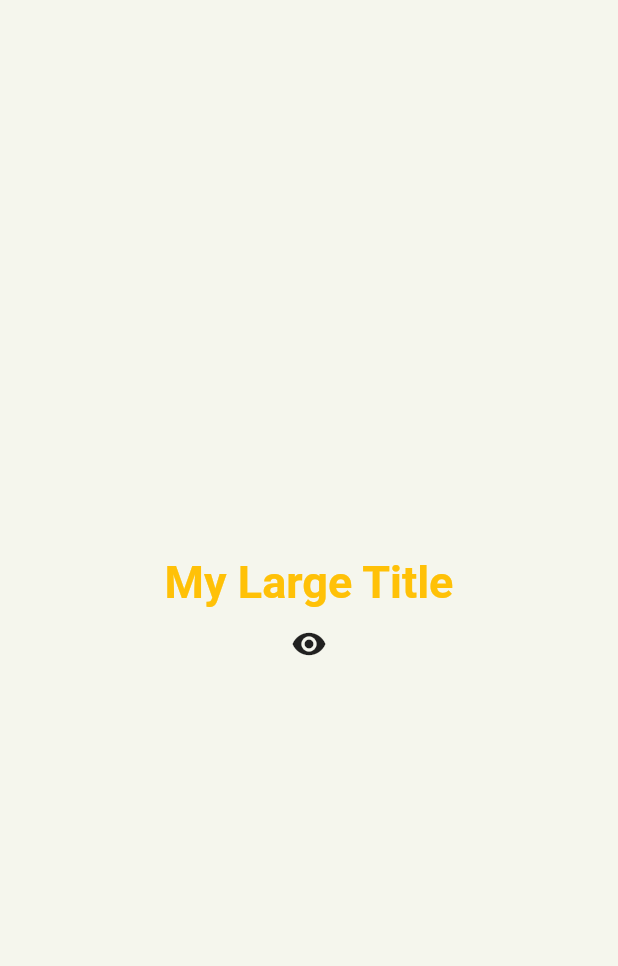
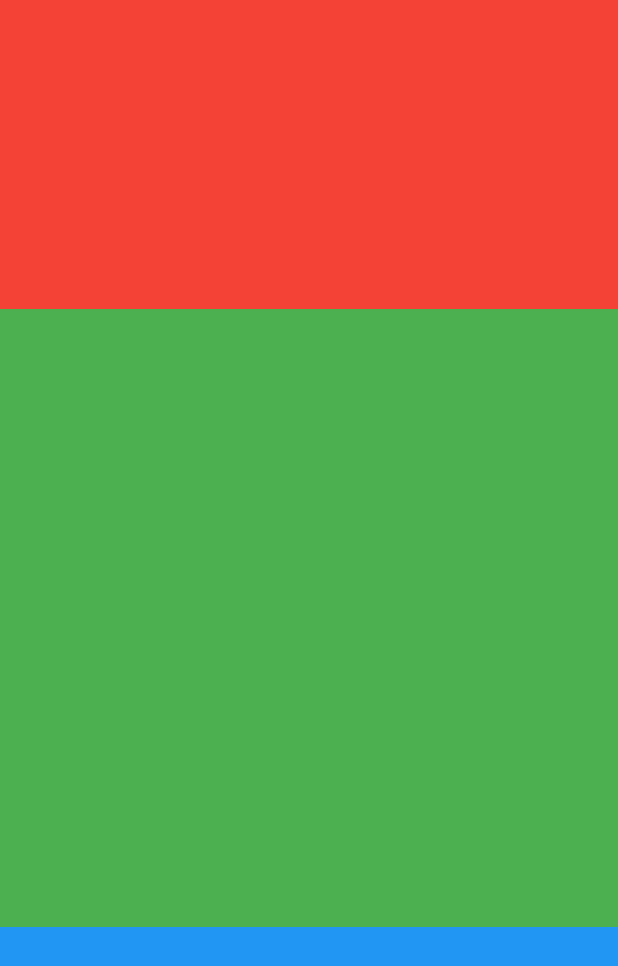
Before and after one commit to milliekang/toonflix, a Flutter app: the screen it shows after launch, on a phone screen of 412 x 824 dp. Shown: the top 966 px of the screen. Run offline on Flutter 3.47's test engine with Material 2 defaults, Android fonts, the phone set to English and light mode, and no system bars.

```diff
--- a/lib/main.dart
+++ b/lib/main.dart
@@ -1,9 +1,10 @@
 import 'package:flutter/material.dart';
+import 'package:toonflix/screen.dart';
 import 'package:toonflix/widget/Button.dart';
 import 'package:toonflix/widget/CurrencyCard.dart';
 
 void main() {
-  runApp(const StateTest());
+  runApp(const App());
 }
 
 class StateTest extends StatefulWidget {
@@ -217,3 +218,24 @@ class MyApp extends StatelessWidget {
     );
   }
 }
+
+class App extends StatelessWidget {
+  const App({super.key});
+
+  @override
+  Widget build(BuildContext context) {
+    return MaterialApp(
+        theme: ThemeData(
+          colorScheme: ColorScheme.fromSwatch(
+            backgroundColor: const Color(0xFFE7626C),
+          ),
+          textTheme: const TextTheme(
+            displayLarge: TextStyle(
+              color: Color(0xFF232B55),
+            ),
+          ),
+          cardColor: const Color(0xFFF4EDDB),
+        ),
+        home: const HomeScreen());
+  }
+}
--- /dev/null
+++ b/lib/screen.dart
@@ -0,0 +1,44 @@
+import 'package:flutter/material.dart';
+
+class HomeScreen extends StatefulWidget {
+  const HomeScreen({super.key});
+
+  @override
+  State<HomeScreen> createState() => _HomeScreenState();
+}
+
+class _HomeScreenState extends State<HomeScreen> {
+  @override
+  Widget build(BuildContext context) {
+    return Scaffold(
+      body: Column(
+        children: [
+          Flexible(
+            flex: 1,
+            child: Container(
+              decoration: const BoxDecoration(
+                color: Colors.red,
+              ),
+            ),
+          ),
+          Flexible(
+            flex: 2,
+            child: Container(
+              decoration: const BoxDecoration(
+                color: Colors.green,
+              ),
+            ),
+          ),
+          Flexible(
+            flex: 1,
+            child: Container(
+              decoration: const BoxDecoration(
+                color: Colors.blue,
+              ),
+            ),
+          ),
+        ],
+      ),
+    );
+  }
+}
```
